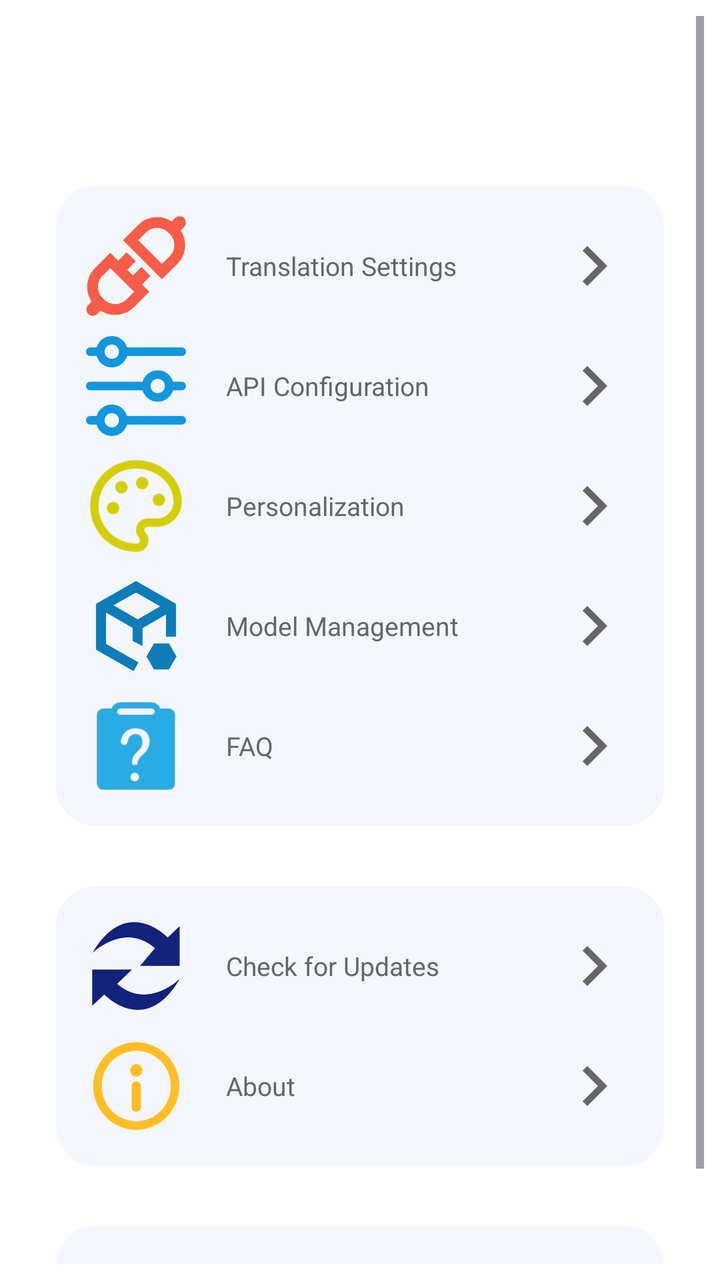
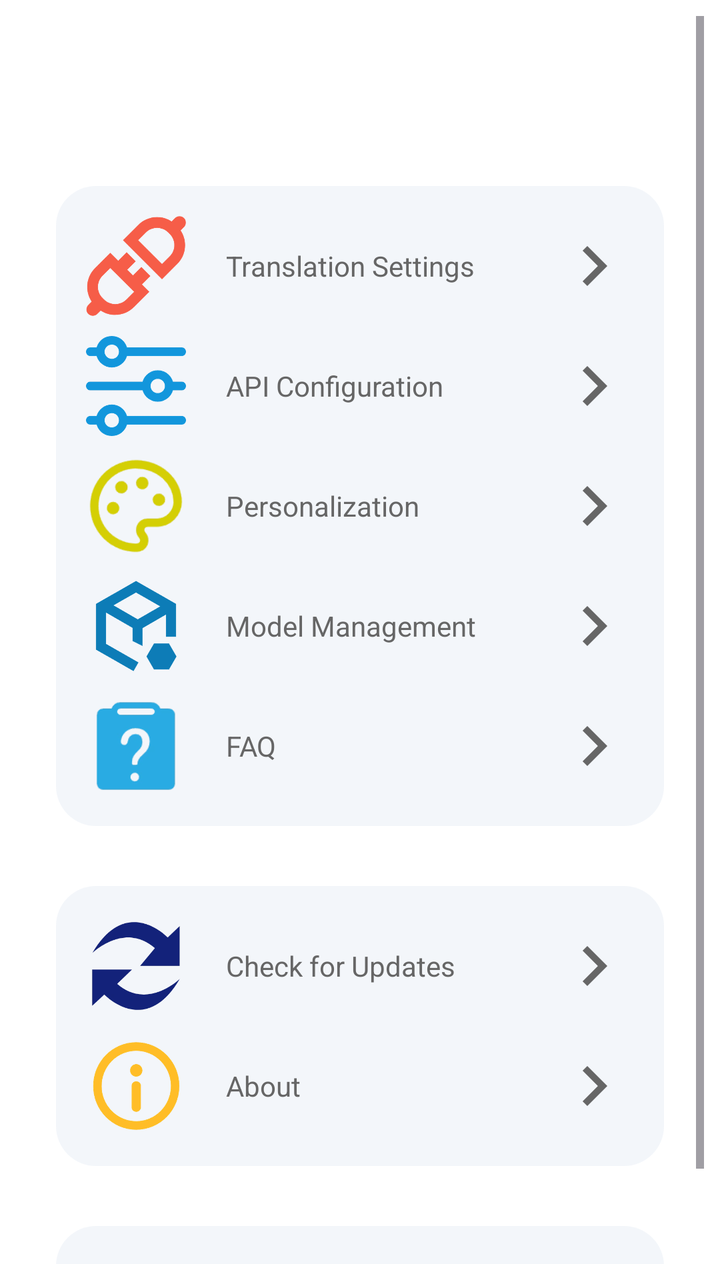

An Android layout rendered at two revisions. The XML below is the earlier revision; the diff shows what the commit changed to produce the second picture.
<!-- AndroidManifest.xml: application theme Theme.MT -->
<!-- res/layout/fragment_about_me.xml -->
<?xml version="1.0" encoding="utf-8"?>
<ScrollView xmlns:android="http://schemas.android.com/apk/res/android"
    xmlns:app="http://schemas.android.com/apk/res-auto"
    xmlns:tools="http://schemas.android.com/tools"
    android:id="@+id/constrainLayout"
    android:layout_width="match_parent"
    android:layout_height="match_parent"
    android:padding="8dp"
    tools:context=".me.about.AboutMe" >

    <androidx.constraintlayout.widget.ConstraintLayout
        android:layout_width="match_parent"
        android:layout_height="wrap_content"
        app:layout_constraintBottom_toBottomOf="parent"
        app:layout_constraintEnd_toEndOf="parent"
        app:layout_constraintStart_toStartOf="parent"
        app:layout_constraintTop_toTopOf="parent">

        <LinearLayout
            android:id="@+id/lin1"
            android:layout_width="match_parent"
            android:layout_height="wrap_content"
            android:layout_marginStart="20dp"
            android:layout_marginTop="85dp"
            android:layout_marginEnd="20dp"
            android:background="@drawable/setting_shape"
            android:orientation="vertical"
            android:padding="15dp"
            app:layout_constraintEnd_toEndOf="parent"
            app:layout_constraintStart_toStartOf="parent"
            app:layout_constraintTop_toTopOf="parent">

            <RelativeLayout
                android:background="?attr/selectableItemBackground"
                android:clickable="true"
                android:id="@+id/translate_mode_btn"
                android:layout_width="match_parent"
                android:layout_height="wrap_content">

                <ImageView
                    android:id="@+id/apiselect"
                    android:layout_width="50dp"
                    android:layout_height="50dp"
                    android:layout_centerVertical="true"
                    android:src="@drawable/apiicon" />

                <TextView android:layout_marginEnd="48dp" android:singleLine="true" android:ellipsize="end"
                    android:layout_width="match_parent"
                    android:layout_height="wrap_content"
                    android:layout_centerVertical="true"
                    android:layout_marginStart="20dp"
                    android:layout_toEndOf="@id/apiselect"
                    android:text="@string/translation_mode"
                    android:textColor="@color/text_secondary"
                    android:textSize="13sp" />

                <ImageView
                    android:layout_width="40dp"
                    android:layout_height="40dp"
                    android:layout_alignParentEnd="true"
                    android:layout_centerVertical="true"
                    android:src="@drawable/righticon" />
            </RelativeLayout>

            <RelativeLayout
                android:background="?attr/selectableItemBackground"
                android:clickable="true"
                android:id="@+id/api_config_btn"
                android:layout_width="match_parent"
                android:layout_height="wrap_content"
                android:layout_marginTop="10dp">

                <ImageView
                    android:id="@+id/apiset"
                    android:layout_width="50dp"
                    android:layout_height="50dp"
                    android:layout_centerVertical="true"
                    android:src="@drawable/apiset" />

                <TextView android:layout_marginEnd="48dp" android:singleLine="true" android:ellipsize="end"
                    android:layout_width="match_parent"
                    android:layout_height="wrap_content"
                    android:layout_centerVertical="true"
                    android:layout_marginStart="20dp"
                    android:layout_toEndOf="@id/apiset"
                    android:text="@string/api_configuration"
                    android:textColor="@color/text_secondary"
                    android:textSize="13sp" />

                <ImageView
                    android:layout_width="40dp"
                    android:layout_height="40dp"
                    android:layout_alignParentEnd="true"
                    android:layout_centerVertical="true"
                    android:src="@drawable/righticon" />
            </RelativeLayout>

            <RelativeLayout
                android:background="?attr/selectableItemBackground"
                android:clickable="true"
                android:id="@+id/personalization_btn"
                android:layout_width="match_parent"
                android:layout_height="wrap_content"
                android:layout_marginTop="10dp">

                <ImageView
                    android:id="@+id/themeset"
                    android:layout_width="50dp"
                    android:layout_height="50dp"
                    android:layout_centerVertical="true"
                    android:src="@drawable/personalization" />

                <TextView android:layout_marginEnd="48dp" android:singleLine="true" android:ellipsize="end"
                    android:layout_width="match_parent"
                    android:layout_height="wrap_content"
                    android:layout_centerVertical="true"
                    android:layout_marginStart="20dp"
                    android:layout_toEndOf="@id/themeset"
                    android:text="@string/personalization_setting"
                    android:textColor="@color/text_secondary"
                    android:textSize="13sp" />

                <ImageView
                    android:layout_width="40dp"
                    android:layout_height="40dp"
                    android:layout_alignParentEnd="true"
                    android:layout_centerVertical="true"
                    android:src="@drawable/righticon" />
            </RelativeLayout>

            <RelativeLayout
                android:background="?attr/selectableItemBackground"
                android:clickable="true"
                android:id="@+id/model_management_btn"
                android:layout_width="match_parent"
                android:layout_height="wrap_content"
                android:layout_marginTop="10dp">

                <ImageView
                    android:id="@+id/modelicon"
                    android:layout_width="50dp"
                    android:layout_height="50dp"
                    android:layout_centerVertical="true"
                    android:src="@drawable/model_manage"/>

                <TextView android:layout_marginEnd="48dp" android:singleLine="true" android:ellipsize="end"
                    android:layout_width="match_parent"
                    android:layout_height="wrap_content"
                    android:layout_centerVertical="true"
                    android:layout_marginStart="20dp"
                    android:layout_toEndOf="@id/modelicon"
                    android:text="@string/model_management"
                    android:textColor="@color/text_secondary"
                    android:textSize="13sp"/>

                <ImageView
                    android:layout_width="40dp"
                    android:layout_height="40dp"
                    android:layout_alignParentEnd="true"
                    android:layout_centerVertical="true"
                    android:src="@drawable/righticon"/>
            </RelativeLayout>

            <RelativeLayout
                android:background="?attr/selectableItemBackground"
                android:clickable="true"
                android:id="@+id/faq_btn"
                android:layout_width="match_parent"
                android:layout_height="wrap_content"
                android:layout_marginTop="10dp">

                <ImageView
                    android:id="@+id/faq"
                    android:layout_width="50dp"
                    android:layout_height="50dp"
                    android:layout_centerVertical="true"
                    android:src="@drawable/faq" />

                <TextView android:layout_marginEnd="48dp" android:singleLine="true" android:ellipsize="end"
                    android:layout_width="match_parent"
                    android:layout_height="wrap_content"
                    android:layout_centerVertical="true"
                    android:layout_marginStart="20dp"
                    android:layout_toEndOf="@id/faq"
                    android:text="@string/faq_title"
                    android:textColor="@color/text_secondary"
                    android:textSize="13sp" />

                <ImageView
                    android:layout_width="40dp"
                    android:layout_height="40dp"
                    android:layout_alignParentEnd="true"
                    android:layout_centerVertical="true"
                    android:src="@drawable/righticon" />
            </RelativeLayout>

        </LinearLayout>

        <LinearLayout
            android:id="@+id/lin2"
            android:layout_width="match_parent"
            android:layout_height="wrap_content"
            android:layout_marginStart="20dp"
            android:layout_marginTop="30dp"
            android:layout_marginEnd="20dp"
            android:background="@drawable/setting_shape"
            android:orientation="vertical"
            android:padding="15dp"
            app:layout_constraintEnd_toEndOf="parent"
            app:layout_constraintStart_toStartOf="parent"
            app:layout_constraintTop_toBottomOf="@+id/lin1">

            <RelativeLayout
                android:background="?attr/selectableItemBackground"
                android:clickable="true"
                android:id="@+id/update_btn"
                android:layout_width="match_parent"
                android:layout_height="wrap_content">

                <ImageView
                    android:id="@+id/update"
                    android:layout_width="50dp"
                    android:layout_height="50dp"
                    android:layout_centerVertical="true"
                    android:src="@drawable/update"/>

                <TextView android:layout_marginEnd="48dp" android:singleLine="true" android:ellipsize="end"
                    android:layout_width="match_parent"
                    android:layout_height="wrap_content"
                    android:layout_centerVertical="true"
                    android:layout_marginStart="20dp"
                    android:layout_toEndOf="@id/update"
                    android:text="@string/check_update"
                    android:textColor="@color/text_secondary"
                    android:textSize="13sp"/>

                <ImageView
                    android:layout_width="40dp"
                    android:layout_height="40dp"
                    android:layout_alignParentEnd="true"
                    android:layout_centerVertical="true"
                    android:src="@drawable/righticon"/>
            </RelativeLayout>

            <RelativeLayout
                android:background="?attr/selectableItemBackground"
                android:clickable="true"
                android:id="@+id/developer_btn"
                android:layout_width="match_parent"
                android:layout_height="wrap_content"
                android:layout_marginTop="10dp">

                <ImageView
                    android:id="@+id/developer"
                    android:layout_width="50dp"
                    android:layout_height="50dp"
                    android:layout_centerVertical="true"
                    android:src="@drawable/about_info"/>

                <TextView android:layout_marginEnd="48dp" android:singleLine="true" android:ellipsize="end"
                    android:layout_width="match_parent"
                    android:layout_height="wrap_content"
                    android:layout_centerVertical="true"
                    android:layout_marginStart="20dp"
                    android:layout_toEndOf="@id/developer"
                    android:text="@string/about_page"
                    android:textColor="@color/text_secondary"
                    android:textSize="13sp"/>

                <ImageView
                    android:layout_width="40dp"
                    android:layout_height="40dp"
                    android:layout_alignParentEnd="true"
                    android:layout_centerVertical="true"
                    android:src="@drawable/righticon"/>
            </RelativeLayout>
        </LinearLayout>

        <LinearLayout
            android:layout_width="match_parent"
            android:layout_height="wrap_content"
            android:layout_marginStart="20dp"
            android:layout_marginTop="30dp"
            android:layout_marginEnd="20dp"
            android:background="@drawable/setting_shape"
            android:orientation="vertical"
            android:padding="15dp"
            app:layout_constraintEnd_toEndOf="parent"
            app:layout_constraintStart_toStartOf="parent"
            app:layout_constraintTop_toBottomOf="@+id/lin2">

            <RelativeLayout
                android:background="?attr/selectableItemBackground"
                android:clickable="true"
                android:id="@+id/view_logs_btn"
                android:layout_width="match_parent"
                android:layout_height="wrap_content">

                <ImageView
                    android:id="@+id/logicon"
                    android:layout_width="50dp"
                    android:layout_height="50dp"
                    android:layout_centerVertical="true"
                    android:src="@drawable/log_icon"/>

                <TextView android:layout_marginEnd="48dp" android:singleLine="true" android:ellipsize="end"
                    android:layout_width="match_parent"
                    android:layout_height="wrap_content"
                    android:layout_centerVertical="true"
                    android:layout_marginStart="20dp"
                    android:layout_toEndOf="@id/logicon"
                    android:text="@string/view_logs"
                    android:textColor="@color/text_secondary"
                    android:textSize="13sp"/>

                <ImageView
                    android:layout_width="40dp"
                    android:layout_height="40dp"
                    android:layout_alignParentEnd="true"
                    android:layout_centerVertical="true"
                    android:src="@drawable/righticon"/>
            </RelativeLayout>
        </LinearLayout>

    </androidx.constraintlayout.widget.ConstraintLayout>

</ScrollView>
<!-- resources referenced by this layout -->
<resources>
  <color name="text_secondary">#666666</color>
  <!-- drawable about_info: webp bitmap (drawable, 40526 bytes) -->
  <!-- drawable apiicon: webp bitmap (drawable, 46238 bytes) -->
  <!-- drawable apiset: webp bitmap (drawable, 34350 bytes) -->
  <!-- drawable faq: webp bitmap (drawable, 1384 bytes) -->
  <!-- drawable log_icon (drawable) -->
  <vector xmlns:android="http://schemas.android.com/apk/res/android"
      android:width="24dp"
      android:height="24dp"
      android:viewportWidth="24"
      android:viewportHeight="24"
      android:tint="@color/primary">
      <path
          android:fillColor="@android:color/white"
          android:pathData="M14,2H6C4.9,2 4,2.9 4,4v16c0,1.1 0.9,2 2,2h12c1.1,0 2,-0.9 2,-2V8L14,2zM6,20V4h7v5h5v11H6zM8,15.01V17h2v-2h2v-2h-2v-2H8v2H6v2h2z"/>
  </vector>
  <!-- drawable model_manage: webp bitmap (drawable, 33630 bytes) -->
  <!-- drawable personalization: webp bitmap (drawable, 2922 bytes) -->
  <!-- drawable righticon (drawable) -->
  <vector android:height="24dp" android:tint="@color/text_secondary"
      android:viewportHeight="24" android:viewportWidth="24"
      android:width="24dp" xmlns:android="http://schemas.android.com/apk/res/android">
      <path android:fillColor="@android:color/white" android:pathData="M10,6L8.59,7.41 13.17,12l-4.58,4.59L10,18l6,-6z"/>
  </vector>
  <!-- drawable setting_shape (drawable) -->
  <?xml version="1.0" encoding="utf-8"?>
  <shape xmlns:android="http://schemas.android.com/apk/res/android"
      android:shape="rectangle">
      <solid android:color="#1A8EA4CA">
  
      </solid>
      <corners android:radius="20dp">
  
      </corners>
  </shape>
  <!-- drawable update: webp bitmap (drawable, 4878 bytes) -->
  <string name="about_page">About</string>
  <string name="api_configuration">API Configuration</string>
  <string name="check_update">Check for Updates</string>
  <string name="faq_title">FAQ</string>
  <string name="model_management">Model Management</string>
  <string name="personalization_setting">Personalization</string>
  <string name="translation_mode">Translation Settings</string>
  <string name="view_logs">View Logs</string>
  <style name="Theme.MT" parent="Base.Theme.MT">
          
          <item name="android:navigationBarColor">@android:color/transparent</item>
          <item name="android:statusBarColor">@android:color/transparent</item>
          <item name="android:windowLightStatusBar">?attr/isLightTheme</item>
      </style>
  <color name="primary">#55AEEA</color>
  <style name="Base.Theme.MT" parent="Theme.Material3.DayNight.NoActionBar">
          <item name="colorPrimary">@color/primary</item>
          <item name="preferenceTheme">@style/AppPreferenceTheme</item>
          <item name="android:windowBackground">@color/surface</item>
          <item name="android:navigationBarColor">
              @android:color/transparent
          </item>
          <item name="android:enforceNavigationBarContrast">false</item>
          <item name="android:enforceStatusBarContrast">false</item>
      </style>
  <style name="AppPreferenceTheme" parent="@style/PreferenceThemeOverlay">
          <item name="android:preferenceStyle">@style/AppPrefStyle</item>
      </style>
  <color name="surface">#FFFFFF</color>
  <style name="AppPrefStyle">
          <item name="android:layout">@layout/preference_item_fit</item>
      </style>
</resources>

<!-- the commit's change to res/layout/fragment_about_me.xml (unified diff, before → after) -->
@@ -52,7 +52,7 @@
                     android:layout_toEndOf="@id/apiselect"
                     android:text="@string/translation_mode"
                     android:textColor="@color/text_secondary"
-                    android:textSize="13sp" />
+                    android:textSize="14sp" />
 
                 <ImageView
                     android:layout_width="40dp"
@@ -85,7 +85,7 @@
                     android:layout_toEndOf="@id/apiset"
                     android:text="@string/api_configuration"
                     android:textColor="@color/text_secondary"
-                    android:textSize="13sp" />
+                    android:textSize="14sp" />
 
                 <ImageView
                     android:layout_width="40dp"
@@ -118,7 +118,7 @@
                     android:layout_toEndOf="@id/themeset"
                     android:text="@string/personalization_setting"
                     android:textColor="@color/text_secondary"
-                    android:textSize="13sp" />
+                    android:textSize="14sp" />
 
                 <ImageView
                     android:layout_width="40dp"
@@ -151,7 +151,7 @@
                     android:layout_toEndOf="@id/modelicon"
                     android:text="@string/model_management"
                     android:textColor="@color/text_secondary"
-                    android:textSize="13sp"/>
+                    android:textSize="14sp"/>
 
                 <ImageView
                     android:layout_width="40dp"
@@ -184,7 +184,7 @@
                     android:layout_toEndOf="@id/faq"
                     android:text="@string/faq_title"
                     android:textColor="@color/text_secondary"
-                    android:textSize="13sp" />
+                    android:textSize="14sp" />
 
                 <ImageView
                     android:layout_width="40dp"
@@ -232,7 +232,7 @@
                     android:layout_toEndOf="@id/update"
                     android:text="@string/check_update"
                     android:textColor="@color/text_secondary"
-                    android:textSize="13sp"/>
+                    android:textSize="14sp"/>
 
                 <ImageView
                     android:layout_width="40dp"
@@ -265,7 +265,7 @@
                     android:layout_toEndOf="@id/developer"
                     android:text="@string/about_page"
                     android:textColor="@color/text_secondary"
-                    android:textSize="13sp"/>
+                    android:textSize="14sp"/>
 
                 <ImageView
                     android:layout_width="40dp"
@@ -311,7 +311,7 @@
                     android:layout_toEndOf="@id/logicon"
                     android:text="@string/view_logs"
                     android:textColor="@color/text_secondary"
-                    android:textSize="13sp"/>
+                    android:textSize="14sp"/>
 
                 <ImageView
                     android:layout_width="40dp"
